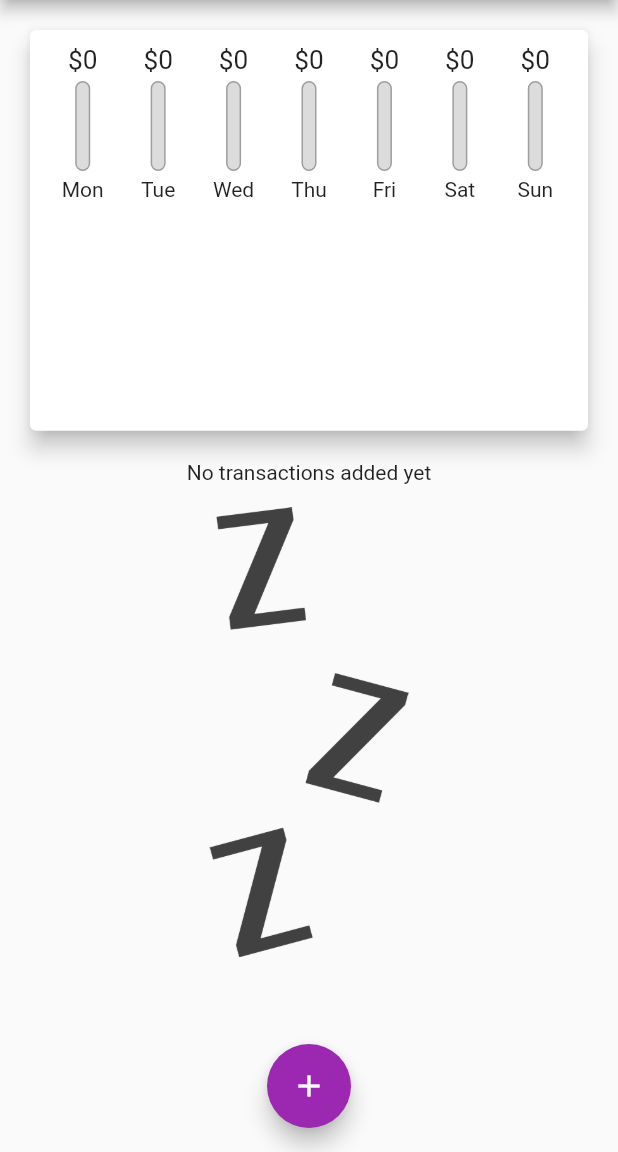
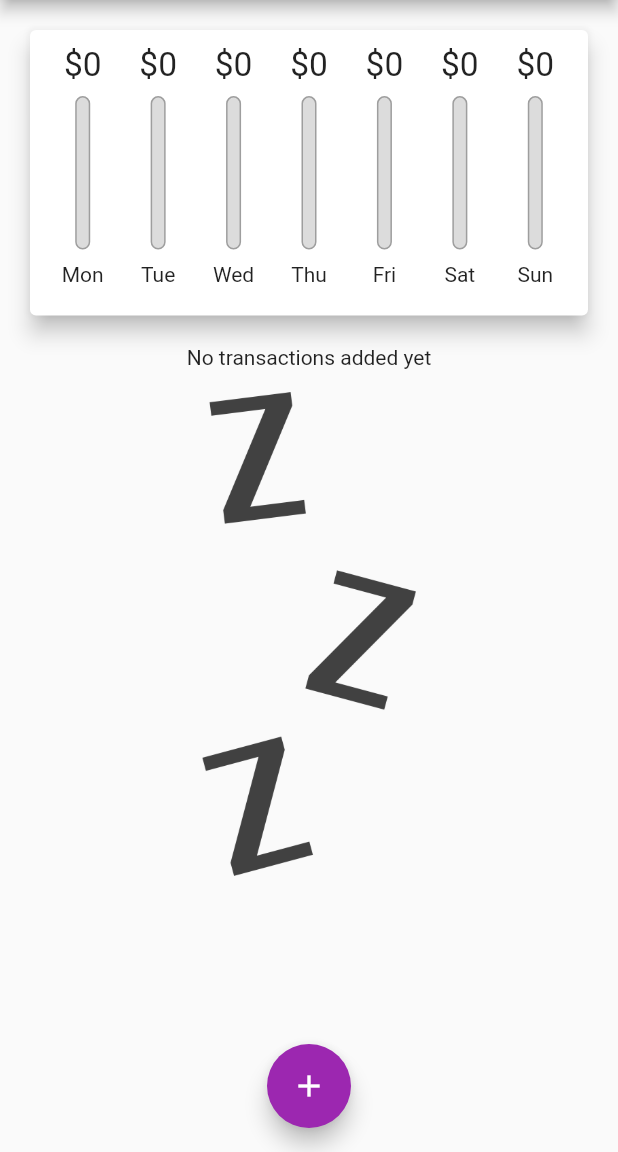
Before and after one commit to Danial14/flutter_expense_plannar, a Flutter app: the screen it shows after launch, on a phone screen of 412 x 824 dp, the part 84-1236 px from its top. Run offline on Flutter 3.47's test engine with Material 2 defaults, Android fonts, the phone set to English and light mode, and no system bars.

```diff
--- a/lib/main.dart
+++ b/lib/main.dart
@@ -50,6 +50,7 @@ class MyApp extends StatefulWidget {
 }
 class MyAppState extends State<MyApp>{
   late MyApp _MyApp;
+  bool _showState = false;
   MyAppState(MyApp app){
     _MyApp = app;
   }
@@ -86,6 +87,7 @@ class MyAppState extends State<MyApp>{
   }
   @override
   Widget build(BuildContext cont) {
+    final bool isLandescape = MediaQuery.of(context).orientation == Orientation.landscape;
     final AppBar appBar = AppBar(
       title: Text("Expense plannar"),
       actions: <Widget>[
@@ -93,19 +95,39 @@ class MyAppState extends State<MyApp>{
       ],
 
     );
+    final Widget txWidget = Container(
+        height: (MediaQuery.of(context).size.height - appBar.preferredSize.height - MediaQuery.of(context).padding.top) * 0.7,
+        child: Usertransaction(transactions, deleteNewTransaction)
+    );
     return Scaffold(
         appBar: appBar,
         body: SingleChildScrollView(
           child: Column(
             children: <Widget>[
-              Container(
-                height: (MediaQuery.of(context).size.height - appBar.preferredSize.height - MediaQuery.of(context).padding.top) * 0.4,
+              if(isLandescape) Row(
+                mainAxisAlignment: MainAxisAlignment.center,
+                children: <Widget>[
+                  Text("Show chart"),
+                  Switch(value: _showState, onChanged: (val){
+                    setState(() {
+                      _showState = val;
+                    });
+                  })
+                ],
+              ),
+              if(!isLandescape)
+                Container(
+                  height: (MediaQuery.of(context).size.height - appBar.preferredSize.height - MediaQuery.of(context).padding.top) * 0.3,
+                  child: Chart(transactions),
+                ),
+              if(!isLandescape)
+                txWidget,
+              if(isLandescape)
+                _showState ? Container(
+                height: (MediaQuery.of(context).size.height - appBar.preferredSize.height - MediaQuery.of(context).padding.top) * 0.7,
               child: Chart(transactions),
-              ),
-              Container(
-                height: (MediaQuery.of(context).size.height - appBar.preferredSize.height - MediaQuery.of(context).padding.top) * 0.6,
-              child: Usertransaction(transactions, deleteNewTransaction)
-              )
+              ) :
+              txWidget
             ],
           ),
         ),
--- a/lib/widgets/User_transaction.dart
+++ b/lib/widgets/User_transaction.dart
@@ -11,10 +11,6 @@ class Usertransaction extends StatelessWidget{
   }
   @override
   Widget build(BuildContext context) {
-    return Column(
-      children: <Widget>[
-        TransactionList(transactions: transactions, deleteTransaction: deleteTx,)
-      ],
-    );
+    return TransactionList(transactions: transactions, deleteTransaction: deleteTx,);
   }
 }
--- a/lib/widgets/chart_bar.dart
+++ b/lib/widgets/chart_bar.dart
@@ -11,17 +11,19 @@ class ChartBar extends StatelessWidget{
   }
   @override
   Widget build(BuildContext context) {
+    return LayoutBuilder(builder: (context, constraints){
       return Column(
         children: <Widget>[
           Container(
-        height: 20,
-        child: FittedBox(child: Text("\$${_spendAMount.toStringAsFixed(0)}"),
+              height: constraints.maxHeight * 0.15,
+              child: FittedBox(child: Text("\$${_spendAMount.toStringAsFixed(0)}",
+              ),
               )),
           SizedBox(
-          height: 4,
+            height: constraints.maxHeight * 0.05,
           ),
           Container(
-          height: 60,
+            height: constraints.maxHeight * 0.6,
             width: 10,
             child: Stack(
               children: <Widget>[
@@ -45,12 +47,16 @@ class ChartBar extends StatelessWidget{
             ),
           ),
           SizedBox(
-          height: 4,
+            height: constraints.maxHeight * 0.05,
           ),
-        Text(
+          Container(
+              height: constraints.maxHeight * 0.15,
+              child: Text(
               _label
+          )
           )
         ],
       );
+    });
   }
 }
--- a/lib/widgets/transaction_list.dart
+++ b/lib/widgets/transaction_list.dart
@@ -40,17 +40,19 @@ class TransactionList extends StatelessWidget{
             )
 
           );
-    }) : Column(
+    }) : LayoutBuilder(builder: (context, constraints){
+      return Column(
         children: <Widget>[
           Text("No transactions added yet"),
           SizedBox(
             height: 15,
           ),
           Container(
-              height: 300,
+              height: constraints.maxHeight * 0.6,
               child: Image.asset("assets/images/waiting.png")
           )
         ],
-    );
+      );
+    });
   }
 }
```
Lines whose indentation alone changed are shown as unchanged.
